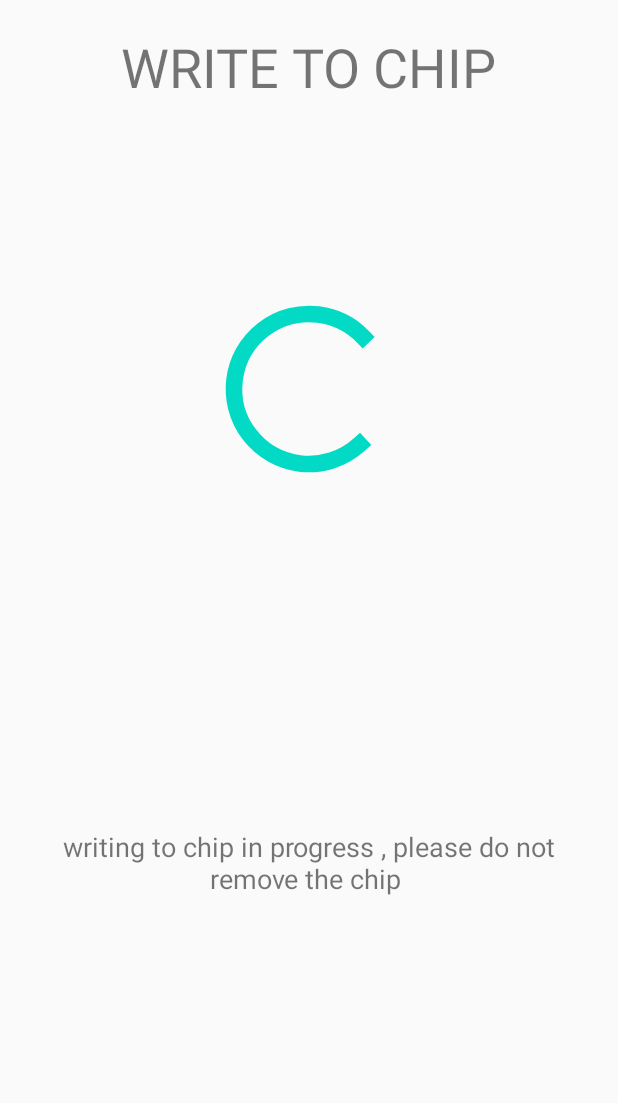
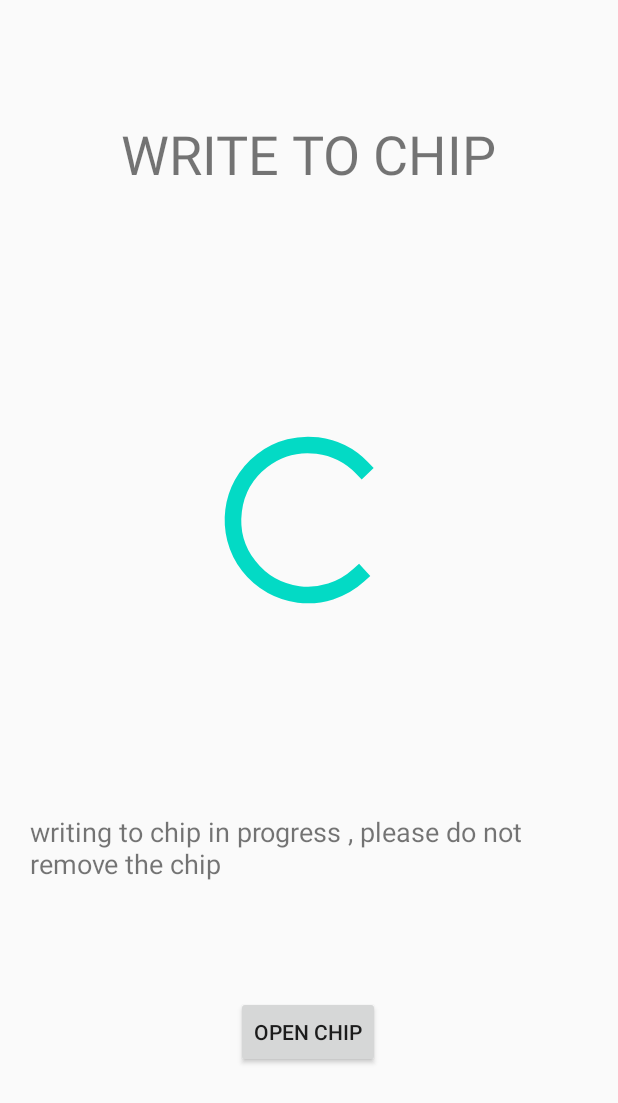
Before and after one commit to ABHISHEK4227/votingApp, an Android app: the layout activity_write_to_chip.xml on its own in the app's theme, with its tools: preview values and no code run, on a phone screen of 412 x 824 dp. Shown: the top 1103 px of the screen. Run offline under Robolectric (Android 15) with nearby library versions, the phone set to English and light mode, and no system bars.

Commit message:
Debug WriteToChip

```diff
--- a/app/src/main/java/com/example/votingapp/Connect.java
+++ b/app/src/main/java/com/example/votingapp/Connect.java
@@ -3,6 +3,6 @@ package com.example.votingapp;
 import android.app.Application;
 
 public class Connect extends Application {
-    public static String IP = "192.168.0.110";
+    public static String IP = "192.168.31.49";
     public static int port = 9000;
 }
--- a/app/src/main/res/layout/activity_write_to_chip.xml
+++ b/app/src/main/res/layout/activity_write_to_chip.xml
@@ -7,41 +7,56 @@
     tools:context=".WriteToChip">
 
     <TextView
-        android:id="@+id/writeToChipTitle"
+        android:id="@+id/textView17"
         android:layout_width="wrap_content"
         android:layout_height="wrap_content"
-        android:layout_marginTop="20dp"
         android:text="WRITE TO CHIP"
         android:textSize="36sp"
+        app:layout_constraintBottom_toBottomOf="parent"
         app:layout_constraintEnd_toEndOf="parent"
         app:layout_constraintStart_toStartOf="parent"
         app:layout_constraintTop_toTopOf="parent"
-        />
+        app:layout_constraintVertical_bias="0.101" />
 
     <TextView
-        android:id="@+id/infoWriteToChip"
+        android:id="@+id/textView18"
         android:layout_width="wrap_content"
         android:layout_height="wrap_content"
         android:paddingLeft="20dp"
         android:paddingTop="10dp"
         android:paddingRight="20dp"
         android:paddingBottom="10dp"
-        android:textAlignment="center"
         android:text="writing to chip in progress , please do not remove the chip "
         android:textSize="18sp"
         app:layout_constraintBottom_toBottomOf="parent"
         app:layout_constraintEnd_toEndOf="parent"
+        app:layout_constraintHorizontal_bias="0.5"
         app:layout_constraintStart_toStartOf="parent"
-        app:layout_constraintTop_toBottomOf="@+id/progressBarWriteToChip"
-        android:gravity="center_horizontal" />
+        app:layout_constraintTop_toBottomOf="@+id/progressBar"
+        app:layout_constraintVertical_bias="0.344" />
 
     <ProgressBar
-        android:id="@+id/progressBarWriteToChip"
+        android:id="@+id/progressBar"
         style="?android:attr/progressBarStyle"
         android:layout_width="134dp"
         android:layout_height="133dp"
         android:layout_marginTop="124dp"
+        app:layout_constraintBottom_toBottomOf="parent"
         app:layout_constraintEnd_toEndOf="parent"
+        app:layout_constraintHorizontal_bias="0.498"
         app:layout_constraintStart_toStartOf="parent"
-        app:layout_constraintTop_toBottomOf="@+id/writeToChipTitle" />
+        app:layout_constraintTop_toBottomOf="@+id/textView17"
+        app:layout_constraintVertical_bias="0.067" />
+
+    <Button
+        android:id="@+id/buttonExit"
+        android:layout_width="wrap_content"
+        android:layout_height="wrap_content"
+        android:text="Open Chip"
+        app:layout_constraintBottom_toBottomOf="parent"
+        app:layout_constraintEnd_toEndOf="parent"
+        app:layout_constraintHorizontal_bias="0.498"
+        app:layout_constraintStart_toStartOf="parent"
+        app:layout_constraintTop_toBottomOf="@+id/textView18"
+        app:layout_constraintVertical_bias="0.37" />
 </androidx.constraintlayout.widget.ConstraintLayout>
```
Also changed, not shown: app/src/main/java/com/example/votingapp/UploadToServer.java (+4 -4 lines), app/src/main/java/com/example/votingapp/WriteToChip.java (+175 -20 lines), 1 other file.
